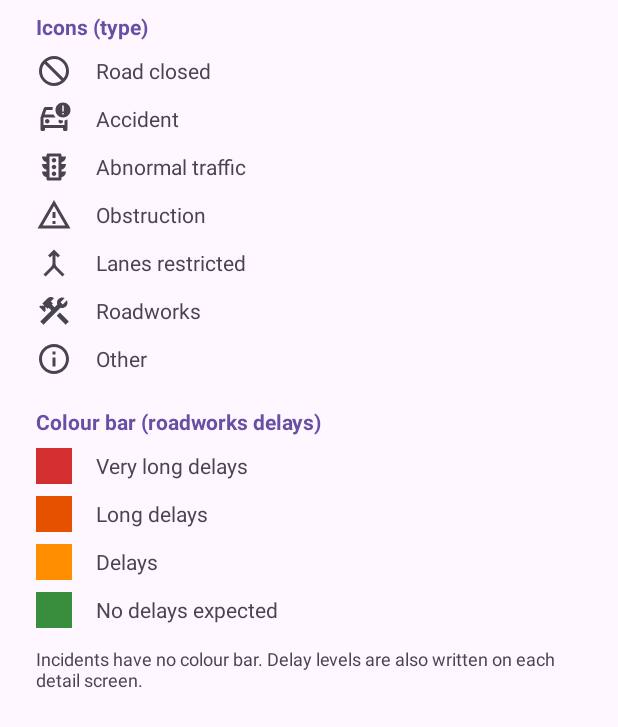
After one commit to jwelsh300/Welsh_Joseph_S2364595, an Android app: the layout dialog_key.xml on its own in the app's theme, with its tools: preview values and no code run, on a phone screen of 412 x 824 dp. The commit adds this screen. Shown: the top 727 px of the screen. Run offline under Robolectric (Android 15) with nearby library versions, the phone set to English and light mode, and no system bars.

Commit message:
Big commit. Add type icons, delay colours, severity sort and key dialog. Also cleaned up some of the detail page, but more to do on that front.

```diff
--- /dev/null
+++ b/app/src/main/res/drawable/ic_accident.xml
@@ -0,0 +1,20 @@
+<!--
+  ~ Copyright (C) 2026 The Android Open Source Project
+  ~
+  ~ Licensed under the Apache License, Version 2.0 (the "License");
+  ~ you may not use this file except in compliance with the License.
+  ~ You may obtain a copy of the License at
+  ~
+  ~      http://www.apache.org/licenses/LICENSE-2.0
+  ~
+  ~ Unless required by applicable law or agreed to in writing, software
+  ~ distributed under the License is distributed on an "AS IS" BASIS,
+  ~ WITHOUT WARRANTIES OR CONDITIONS OF ANY KIND, either express or implied.
+  ~ See the License for the specific language governing permissions and
+  ~ limitations under the License.
+  -->
+<vector xmlns:android="http://schemas.android.com/apk/res/android" android:height="24dp" android:tint="?attr/colorControlNormal" android:viewportHeight="24" android:viewportWidth="24" android:width="24dp">
+
+    <path android:fillColor="@android:color/white" android:pathData="M18,1c-2.76,0 -5,2.24 -5,5s2.24,5 5,5s5,-2.24 5,-5S20.76,1 18,1zM18.5,7h-1V3h1V7zM18.5,8v1h-1V8H18.5zM6,13.5C6,12.67 6.67,12 7.5,12S9,12.67 9,13.5S8.33,15 7.5,15S6,14.33 6,13.5zM19,12.93c0.65,-0.09 1.34,-0.28 2,-0.6h0V19c0,0.55 -0.45,1 -1,1h-1c-0.55,0 -1,-0.45 -1,-1v-1H6v1c0,0.55 -0.45,1 -1,1H4c-0.55,0 -1,-0.45 -1,-1v-8l2.08,-5.99C5.29,4.42 5.84,4 6.5,4l4.79,0C11.1,4.63 11,5.31 11,6H6.85L5.81,9h5.86v0c0.36,0.75 0.84,1.43 1.43,2L5,11v5h14L19,12.93zM17.91,13c-0.89,-0.01 -1.74,-0.19 -2.53,-0.51C15.15,12.76 15,13.11 15,13.5c0,0.83 0.67,1.5 1.5,1.5s1.5,-0.67 1.5,-1.5C18,13.32 17.97,13.16 17.91,13z"/>
+
+</vector>
--- /dev/null
+++ b/app/src/main/res/drawable/ic_info.xml
@@ -0,0 +1,20 @@
+<!--
+  ~ Copyright (C) 2026 The Android Open Source Project
+  ~
+  ~ Licensed under the Apache License, Version 2.0 (the "License");
+  ~ you may not use this file except in compliance with the License.
+  ~ You may obtain a copy of the License at
+  ~
+  ~      http://www.apache.org/licenses/LICENSE-2.0
+  ~
+  ~ Unless required by applicable law or agreed to in writing, software
+  ~ distributed under the License is distributed on an "AS IS" BASIS,
+  ~ WITHOUT WARRANTIES OR CONDITIONS OF ANY KIND, either express or implied.
+  ~ See the License for the specific language governing permissions and
+  ~ limitations under the License.
+  -->
+<vector xmlns:android="http://schemas.android.com/apk/res/android" android:height="24dp" android:tint="?attr/colorControlNormal" android:viewportHeight="24" android:viewportWidth="24" android:width="24dp">
+
+    <path android:fillColor="@android:color/white" android:pathData="M11,7h2v2h-2zM11,11h2v6h-2zM12,2C6.48,2 2,6.48 2,12s4.48,10 10,10 10,-4.48 10,-10S17.52,2 12,2zM12,20c-4.41,0 -8,-3.59 -8,-8s3.59,-8 8,-8 8,3.59 8,8 -3.59,8 -8,8z"/>
+
+</vector>
--- /dev/null
+++ b/app/src/main/res/drawable/ic_lane_closure.xml
@@ -0,0 +1,20 @@
+<!--
+  ~ Copyright (C) 2026 The Android Open Source Project
+  ~
+  ~ Licensed under the Apache License, Version 2.0 (the "License");
+  ~ you may not use this file except in compliance with the License.
+  ~ You may obtain a copy of the License at
+  ~
+  ~      http://www.apache.org/licenses/LICENSE-2.0
+  ~
+  ~ Unless required by applicable law or agreed to in writing, software
+  ~ distributed under the License is distributed on an "AS IS" BASIS,
+  ~ WITHOUT WARRANTIES OR CONDITIONS OF ANY KIND, either express or implied.
+  ~ See the License for the specific language governing permissions and
+  ~ limitations under the License.
+  -->
+<vector xmlns:android="http://schemas.android.com/apk/res/android" android:height="24dp" android:tint="?attr/colorControlNormal" android:viewportHeight="24" android:viewportWidth="24" android:width="24dp">
+
+    <path android:fillColor="@android:color/white" android:pathData="M6.41,21L5,19.59l4.83,-4.83c0.75,-0.75 1.17,-1.77 1.17,-2.83v-5.1L9.41,8.41L8,7l4,-4l4,4l-1.41,1.41L13,6.83v5.1c0,1.06 0.42,2.08 1.17,2.83L19,19.59L17.59,21L12,15.41L6.41,21z"/>
+
+</vector>
--- /dev/null
+++ b/app/src/main/res/drawable/ic_obstruction.xml
@@ -0,0 +1,20 @@
+<!--
+  ~ Copyright (C) 2026 The Android Open Source Project
+  ~
+  ~ Licensed under the Apache License, Version 2.0 (the "License");
+  ~ you may not use this file except in compliance with the License.
+  ~ You may obtain a copy of the License at
+  ~
+  ~      http://www.apache.org/licenses/LICENSE-2.0
+  ~
+  ~ Unless required by applicable law or agreed to in writing, software
+  ~ distributed under the License is distributed on an "AS IS" BASIS,
+  ~ WITHOUT WARRANTIES OR CONDITIONS OF ANY KIND, either express or implied.
+  ~ See the License for the specific language governing permissions and
+  ~ limitations under the License.
+  -->
+<vector xmlns:android="http://schemas.android.com/apk/res/android" android:height="24dp" android:tint="?attr/colorControlNormal" android:viewportHeight="24" android:viewportWidth="24" android:width="24dp">
+
+    <path android:fillColor="@android:color/white" android:pathData="M12,5.99L19.53,19L4.47,19L12,5.99M12,2L1,21h22L12,2zM13,16h-2v2h2v-2zM13,10h-2v4h2v-4z"/>
+
+</vector>
--- a/app/src/main/res/drawable/ic_refresh.xml
+++ b/app/src/main/res/drawable/ic_refresh.xml
@@ -13,7 +13,7 @@
   ~ See the License for the specific language governing permissions and
   ~ limitations under the License.
   -->
-<vector xmlns:android="http://schemas.android.com/apk/res/android" android:height="24dp" android:tint="#FFFFFF" android:viewportHeight="24" android:viewportWidth="24" android:width="24dp">
+<vector xmlns:android="http://schemas.android.com/apk/res/android" android:height="24dp" android:tint="?attr/colorControlNormal" android:viewportHeight="24" android:viewportWidth="24" android:width="24dp">
 
     <path android:fillColor="@android:color/white" android:pathData="M17.65,6.35C16.2,4.9 14.21,4 12,4c-4.42,0 -7.99,3.58 -7.99,8s3.57,8 7.99,8c3.73,0 6.84,-2.55 7.73,-6h-2.08c-0.82,2.33 -3.04,4 -5.65,4 -3.31,0 -6,-2.69 -6,-6s2.69,-6 6,-6c1.66,0 3.14,0.69 4.22,1.78L13,11h7V4l-2.35,2.35z"/>
 
--- /dev/null
+++ b/app/src/main/res/drawable/ic_road_closed.xml
@@ -0,0 +1,20 @@
+<!--
+  ~ Copyright (C) 2026 The Android Open Source Project
+  ~
+  ~ Licensed under the Apache License, Version 2.0 (the "License");
+  ~ you may not use this file except in compliance with the License.
+  ~ You may obtain a copy of the License at
+  ~
+  ~      http://www.apache.org/licenses/LICENSE-2.0
+  ~
+  ~ Unless required by applicable law or agreed to in writing, software
+  ~ distributed under the License is distributed on an "AS IS" BASIS,
+  ~ WITHOUT WARRANTIES OR CONDITIONS OF ANY KIND, either express or implied.
+  ~ See the License for the specific language governing permissions and
+  ~ limitations under the License.
+  -->
+<vector xmlns:android="http://schemas.android.com/apk/res/android" android:autoMirrored="true" android:height="24dp" android:tint="?attr/colorControlNormal" android:viewportHeight="960" android:viewportWidth="960" android:width="24dp">
+
+    <path android:fillColor="@android:color/white" android:pathData="M324,848.5Q251,817 197,763Q143,709 111.5,636Q80,563 80,480Q80,397 111.5,324Q143,251 197,197Q251,143 324,111.5Q397,80 480,80Q563,80 636,111.5Q709,143 763,197Q817,251 848.5,324Q880,397 880,480Q880,563 848.5,636Q817,709 763,763Q709,817 636,848.5Q563,880 480,880Q397,880 324,848.5ZM480,800Q534,800 584,782.5Q634,765 676,732L228,284Q195,326 177.5,376Q160,426 160,480Q160,614 253,707Q346,800 480,800ZM732,676Q765,634 782.5,584Q800,534 800,480Q800,346 707,253Q614,160 480,160Q426,160 376,177.5Q326,195 284,228L732,676ZM480,480Q480,480 480,480Q480,480 480,480Q480,480 480,480Q480,480 480,480Q480,480 480,480Q480,480 480,480Q480,480 480,480Q480,480 480,480Z"/>
+
+</vector>
--- /dev/null
+++ b/app/src/main/res/drawable/ic_roadworks.xml
@@ -0,0 +1,22 @@
+<!--
+  ~ Copyright (C) 2026 The Android Open Source Project
+  ~
+  ~ Licensed under the Apache License, Version 2.0 (the "License");
+  ~ you may not use this file except in compliance with the License.
+  ~ You may obtain a copy of the License at
+  ~
+  ~      http://www.apache.org/licenses/LICENSE-2.0
+  ~
+  ~ Unless required by applicable law or agreed to in writing, software
+  ~ distributed under the License is distributed on an "AS IS" BASIS,
+  ~ WITHOUT WARRANTIES OR CONDITIONS OF ANY KIND, either express or implied.
+  ~ See the License for the specific language governing permissions and
+  ~ limitations under the License.
+  -->
+<vector xmlns:android="http://schemas.android.com/apk/res/android" android:height="24dp" android:tint="?attr/colorControlNormal" android:viewportHeight="24" android:viewportWidth="24" android:width="24dp">
+
+    <path android:fillColor="@android:color/white" android:pathData="M13.783,15.172l2.121,-2.121l5.996,5.996l-2.121,2.121z"/>
+
+    <path android:fillColor="@android:color/white" android:pathData="M17.5,10c1.93,0 3.5,-1.57 3.5,-3.5c0,-0.58 -0.16,-1.12 -0.41,-1.6l-2.7,2.7L16.4,6.11l2.7,-2.7C18.62,3.16 18.08,3 17.5,3C15.57,3 14,4.57 14,6.5c0,0.41 0.08,0.8 0.21,1.16l-1.85,1.85l-1.78,-1.78l0.71,-0.71L9.88,5.61L12,3.49c-1.17,-1.17 -3.07,-1.17 -4.24,0L4.22,7.03l1.41,1.41H2.81L2.1,9.15l3.54,3.54l0.71,-0.71V9.15l1.41,1.41l0.71,-0.71l1.78,1.78l-7.41,7.41l2.12,2.12L16.34,9.79C16.7,9.92 17.09,10 17.5,10z"/>
+
+</vector>
--- /dev/null
+++ b/app/src/main/res/drawable/ic_traffic.xml
@@ -0,0 +1,20 @@
+<!--
+  ~ Copyright (C) 2026 The Android Open Source Project
+  ~
+  ~ Licensed under the Apache License, Version 2.0 (the "License");
+  ~ you may not use this file except in compliance with the License.
+  ~ You may obtain a copy of the License at
+  ~
+  ~      http://www.apache.org/licenses/LICENSE-2.0
+  ~
+  ~ Unless required by applicable law or agreed to in writing, software
+  ~ distributed under the License is distributed on an "AS IS" BASIS,
+  ~ WITHOUT WARRANTIES OR CONDITIONS OF ANY KIND, either express or implied.
+  ~ See the License for the specific language governing permissions and
+  ~ limitations under the License.
+  -->
+<vector xmlns:android="http://schemas.android.com/apk/res/android" android:height="24dp" android:tint="?attr/colorControlNormal" android:viewportHeight="24" android:viewportWidth="24" android:width="24dp">
+
+    <path android:fillColor="@android:color/white" android:pathData="M20,10h-3L17,8.86c1.72,-0.45 3,-2 3,-3.86h-3L17,4c0,-0.55 -0.45,-1 -1,-1L8,3c-0.55,0 -1,0.45 -1,1v1L4,5c0,1.86 1.28,3.41 3,3.86L7,10L4,10c0,1.86 1.28,3.41 3,3.86L7,15L4,15c0,1.86 1.28,3.41 3,3.86L7,20c0,0.55 0.45,1 1,1h8c0.55,0 1,-0.45 1,-1v-1.14c1.72,-0.45 3,-2 3,-3.86h-3v-1.14c1.72,-0.45 3,-2 3,-3.86zM15,19L9,19L9,5h6v14zM12,18c0.83,0 1.5,-0.67 1.5,-1.5S12.83,15 12,15s-1.5,0.67 -1.5,1.5 0.67,1.5 1.5,1.5zM12,13.5c0.83,0 1.5,-0.67 1.5,-1.5s-0.67,-1.5 -1.5,-1.5 -1.5,0.67 -1.5,1.5 0.67,1.5 1.5,1.5zM12,9c0.83,0 1.5,-0.67 1.5,-1.5S12.83,6 12,6s-1.5,0.67 -1.5,1.5S11.17,9 12,9z"/>
+
+</vector>
--- a/app/src/main/res/layout/activity_main.xml
+++ b/app/src/main/res/layout/activity_main.xml
@@ -10,8 +10,7 @@
         android:id="@+id/toolbar"
         android:layout_width="match_parent"
         android:layout_height="?attr/actionBarSize"
-        android:background="?attr/colorPrimary"
-        android:theme="@style/ThemeOverlay.Material3.Dark.ActionBar" />
+        android:background="?attr/colorSurface" />
     <TextView
         android:id="@+id/summaryText"
         android:layout_width="match_parent"
--- /dev/null
+++ b/app/src/main/res/layout/dialog_key.xml
@@ -0,0 +1,232 @@
+<?xml version="1.0" encoding="utf-8"?>
+<ScrollView xmlns:android="http://schemas.android.com/apk/res/android"
+    android:layout_width="match_parent"
+    android:layout_height="wrap_content">
+
+    <LinearLayout
+        android:layout_width="match_parent"
+        android:layout_height="wrap_content"
+        android:orientation="vertical"
+        android:paddingHorizontal="24dp"
+        android:paddingTop="8dp">
+
+        <!--Icons-->
+        <TextView
+            android:layout_width="match_parent"
+            android:layout_height="wrap_content"
+            android:textStyle="bold"
+            android:textColor="?attr/colorPrimary"
+            android:text="@string/key_icons_heading" />
+        <LinearLayout
+            android:layout_width="match_parent"
+            android:layout_height="wrap_content"
+            android:layout_marginTop="8dp"
+            android:orientation="horizontal"
+            android:gravity="center_vertical">
+            <ImageView
+                android:layout_width="24dp"
+                android:layout_height="24dp"
+                android:src="@drawable/ic_road_closed"
+                android:importantForAccessibility="no" />
+            <TextView
+                android:layout_width="0dp"
+                android:layout_height="wrap_content"
+                android:layout_weight="1"
+                android:layout_marginStart="16dp"
+                android:text="@string/type_road_closed" />
+        </LinearLayout>
+        <LinearLayout
+            android:layout_width="match_parent"
+            android:layout_height="wrap_content"
+            android:layout_marginTop="8dp"
+            android:orientation="horizontal"
+            android:gravity="center_vertical">
+            <ImageView
+                android:layout_width="24dp"
+                android:layout_height="24dp"
+                android:src="@drawable/ic_accident"
+                android:importantForAccessibility="no" />
+            <TextView
+                android:layout_width="0dp"
+                android:layout_height="wrap_content"
+                android:layout_weight="1"
+                android:layout_marginStart="16dp"
+                android:text="@string/type_accident" />
+        </LinearLayout>
+        <LinearLayout
+            android:layout_width="match_parent"
+            android:layout_height="wrap_content"
+            android:layout_marginTop="8dp"
+            android:orientation="horizontal"
+            android:gravity="center_vertical">
+            <ImageView
+                android:layout_width="24dp"
+                android:layout_height="24dp"
+                android:src="@drawable/ic_traffic"
+                android:importantForAccessibility="no" />
+            <TextView
+                android:layout_width="0dp"
+                android:layout_height="wrap_content"
+                android:layout_weight="1"
+                android:layout_marginStart="16dp"
+                android:text="@string/type_abnormal_traffic" />
+        </LinearLayout>
+        <LinearLayout
+            android:layout_width="match_parent"
+            android:layout_height="wrap_content"
+            android:layout_marginTop="8dp"
+            android:orientation="horizontal"
+            android:gravity="center_vertical">
+            <ImageView
+                android:layout_width="24dp"
+                android:layout_height="24dp"
+                android:src="@drawable/ic_obstruction"
+                android:importantForAccessibility="no" />
+            <TextView
+                android:layout_width="0dp"
+                android:layout_height="wrap_content"
+                android:layout_weight="1"
+                android:layout_marginStart="16dp"
+                android:text="@string/type_obstruction" />
+        </LinearLayout>
+        <LinearLayout
+            android:layout_width="match_parent"
+            android:layout_height="wrap_content"
+            android:layout_marginTop="8dp"
+            android:orientation="horizontal"
+            android:gravity="center_vertical">
+            <ImageView
+                android:layout_width="24dp"
+                android:layout_height="24dp"
+                android:src="@drawable/ic_lane_closure"
+                android:importantForAccessibility="no" />
+            <TextView
+                android:layout_width="0dp"
+                android:layout_height="wrap_content"
+                android:layout_weight="1"
+                android:layout_marginStart="16dp"
+                android:text="@string/type_lanes_restricted" />
+        </LinearLayout>
+        <LinearLayout
+            android:layout_width="match_parent"
+            android:layout_height="wrap_content"
+            android:layout_marginTop="8dp"
+            android:orientation="horizontal"
+            android:gravity="center_vertical">
+            <ImageView
+                android:layout_width="24dp"
+                android:layout_height="24dp"
+                android:src="@drawable/ic_roadworks"
+                android:importantForAccessibility="no" />
+            <TextView
+                android:layout_width="0dp"
+                android:layout_height="wrap_content"
+                android:layout_weight="1"
+                android:layout_marginStart="16dp"
+                android:text="@string/type_roadworks" />
+        </LinearLayout>
+        <LinearLayout
+            android:layout_width="match_parent"
+            android:layout_height="wrap_content"
+            android:layout_marginTop="8dp"
+            android:orientation="horizontal"
+            android:gravity="center_vertical">
+            <ImageView
+                android:layout_width="24dp"
+                android:layout_height="24dp"
+                android:src="@drawable/ic_info"
+                android:importantForAccessibility="no" />
+            <TextView
+                android:layout_width="0dp"
+                android:layout_height="wrap_content"
+                android:layout_weight="1"
+                android:layout_marginStart="16dp"
+                android:text="@string/type_other" />
+        </LinearLayout>
+
+        <!--Colours-->
+        <TextView
+            android:layout_width="match_parent"
+            android:layout_height="wrap_content"
+            android:layout_marginTop="20dp"
+            android:textStyle="bold"
+            android:textColor="?attr/colorPrimary"
+            android:text="@string/key_colours_heading" />
+        <LinearLayout
+            android:layout_width="match_parent"
+            android:layout_height="wrap_content"
+            android:layout_marginTop="8dp"
+            android:orientation="horizontal"
+            android:gravity="center_vertical">
+            <View
+                android:layout_width="24dp"
+                android:layout_height="24dp"
+                android:background="@color/delay_vlong" />
+            <TextView
+                android:layout_width="0dp"
+                android:layout_height="wrap_content"
+                android:layout_weight="1"
+                android:layout_marginStart="16dp"
+                android:text="@string/key_colour_very_long" />
+        </LinearLayout>
+        <LinearLayout
+            android:layout_width="match_parent"
+            android:layout_height="wrap_content"
+            android:layout_marginTop="8dp"
+            android:orientation="horizontal"
+            android:gravity="center_vertical">
+            <View
+                android:layout_width="24dp"
+                android:layout_height="24dp"
+                android:background="@color/delay_long" />
+            <TextView
+                android:layout_width="0dp"
+                android:layout_height="wrap_content"
+                android:layout_weight="1"
+                android:layout_marginStart="16dp"
+                android:text="@string/key_colour_long" />
+        </LinearLayout>
+        <LinearLayout
+            android:layout_width="match_parent"
+            android:layout_height="wrap_content"
+            android:layout_marginTop="8dp"
+            android:orientation="horizontal"
+            android:gravity="center_vertical">
+            <View
+                android:layout_width="24dp"
+                android:layout_height="24dp"
+                android:background="@color/delay_short" />
+            <TextView
+                android:layout_width="0dp"
+                android:layout_height="wrap_content"
+                android:layout_weight="1"
+                android:layout_marginStart="16dp"
+                android:text="@string/key_colour_short" />
+        </LinearLayout>
+        <LinearLayout
+            android:layout_width="match_parent"
+            android:layout_height="wrap_content"
+            android:layout_marginTop="8dp"
+            android:orientation="horizontal"
+            android:gravity="center_vertical">
+            <View
+                android:layout_width="24dp"
+                android:layout_height="24dp"
+                android:background="@color/delay_na" />
+            <TextView
+                android:layout_width="0dp"
+                android:layout_height="wrap_content"
+                android:layout_weight="1"
+                android:layout_marginStart="16dp"
+                android:text="@string/key_colour_none" />
+        </LinearLayout>
+        <TextView
+            android:layout_width="match_parent"
+            android:layout_height="wrap_content"
+            android:layout_marginTop="12dp"
+            android:textSize="12sp"
+            android:textColor="?android:attr/textColorSecondary"
+            android:text="@string/key_colour_note" />
+
+    </LinearLayout>
+</ScrollView>
--- a/app/src/main/res/menu/main_menu.xml
+++ b/app/src/main/res/menu/main_menu.xml
@@ -6,4 +6,9 @@
         android:title="@string/action_refresh"
         android:icon="@drawable/ic_refresh"
         app:showAsAction="ifRoom" />
+    <item
+        android:id="@+id/action_key"
+        android:title="@string/action_key"
+        android:icon="@drawable/ic_help"
+        app:showAsAction="ifRoom" />
 </menu>
--- /dev/null
+++ b/app/src/main/res/values-night/colors.xml
@@ -0,0 +1,7 @@
+<?xml version="1.0" encoding="utf-8"?>
+<resources>
+    <color name="delay_na">#81C784</color>
+    <color name="delay_short">#FFD54F</color>
+    <color name="delay_long">#FFB74D</color>
+    <color name="delay_vlong">#E57373</color>
+</resources>
--- a/app/src/main/res/values/colors.xml
+++ b/app/src/main/res/values/colors.xml
@@ -2,4 +2,9 @@
 <resources>
     <color name="black">#FF000000</color>
     <color name="white">#FFFFFFFF</color>
+
+    <color name="delay_na">#388E3C</color>
+    <color name="delay_short">#FF8F00</color>
+    <color name="delay_long">#E65100</color>
+    <color name="delay_vlong">#D32F2F</color>
 </resources>
--- a/app/src/main/res/values/strings.xml
+++ b/app/src/main/res/values/strings.xml
@@ -4,4 +4,20 @@
     <string name="acknowledgement">Contains Traffic Scotland data</string>
     <string name="title_main">Traffic Scotland</string>
     <string name="action_refresh">Refresh</string>
+    <string name="type_road_closed">Road closed</string>
+    <string name="type_accident">Accident</string>
+    <string name="type_abnormal_traffic">Abnormal traffic</string>
+    <string name="type_obstruction">Obstruction</string>
+    <string name="type_lanes_restricted">Lanes restricted</string>
+    <string name="type_roadworks">Roadworks</string>
+    <string name="type_other">Other</string>
+    <string name="action_key">Key</string>
+    <string name="key_title">Key</string>
+    <string name="key_icons_heading">Icons (type)</string>
+    <string name="key_colours_heading">Colour bar (roadworks delays)</string>
+    <string name="key_colour_very_long">Very long delays</string>
+    <string name="key_colour_long">Long delays</string>
+    <string name="key_colour_short">Delays</string>
+    <string name="key_colour_none">No delays expected</string>
+    <string name="key_colour_note">Incidents have no colour bar. Delay levels are also written on each detail screen.</string>
 </resources>
```
Also changed, not shown: app/src/main/java/com/example/welsh_joseph_s2364595/MainActivity.java (+9 -0 lines), app/src/main/java/com/example/welsh_joseph_s2364595/view/SituationAdapter.java (+14 -1 lines), app/src/main/java/com/example/welsh_joseph_s2364595/view/SituationListFragment.java (+13 -2 lines), app/src/main/java/com/example/welsh_joseph_s2364595/view/SituationStyle.java (added, +131 -0 lines), app/src/main/res/drawable/ic_help.xml (added, +20 -0 lines), app/src/main/res/layout/row_situation.xml (+26 -4 lines).
